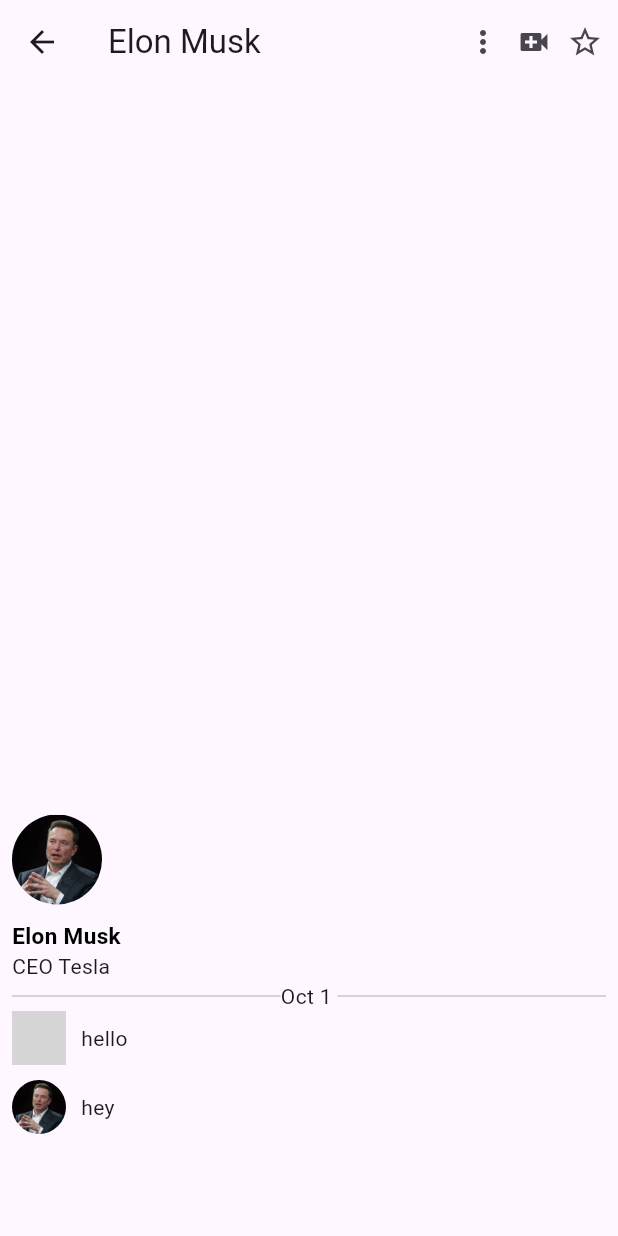
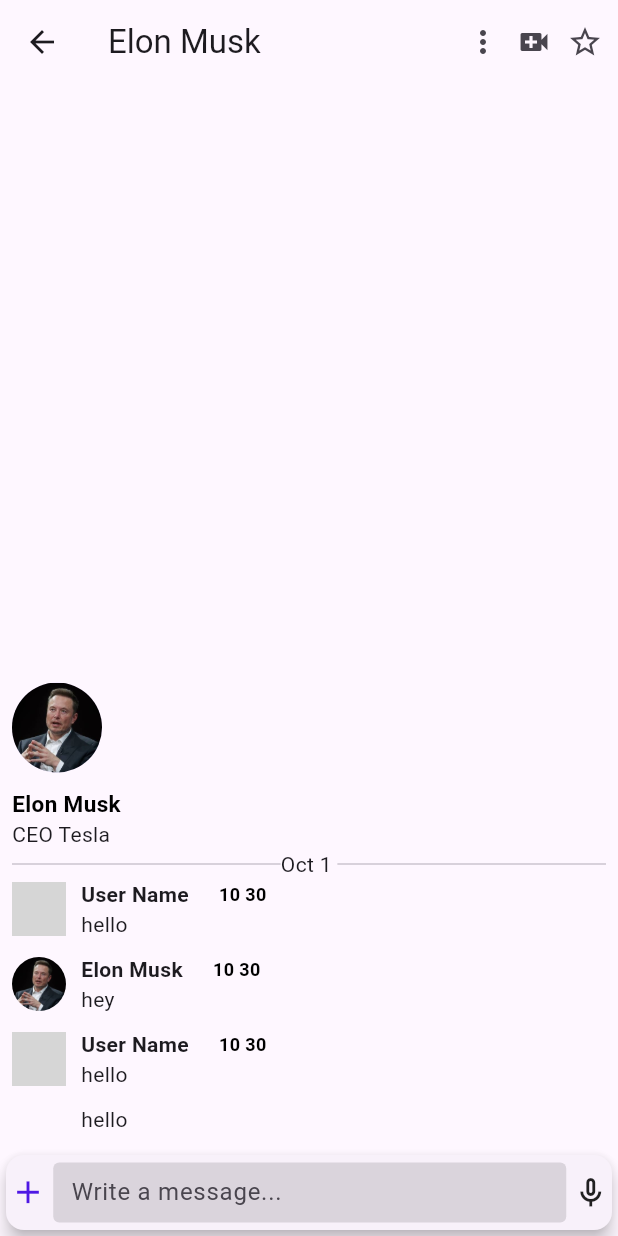
Before and after one commit to sharonRodrigues2255/linkedIn_clone, a Flutter app: the Messagees screen opened directly, after a tap on "Elon Musk", on a phone screen of 412 x 824 dp. Run offline on Flutter 3.47's test engine with Material 2 defaults, Android fonts, the light colour scheme and no system bars; our stand-ins replace font_awesome_flutter; network calls fail; grey boxes are pictures that could not be loaded.

Commit message:
message ui finished

```diff
--- a/lib/db/message_db/message_db.dart
+++ b/lib/db/message_db/message_db.dart
@@ -13,7 +13,17 @@
         "type": "r",
         "message": "hey",
         "time": DateTime.now().subtract(Duration(days: 1))
-      }
+      },
+      {
+        "type": "s",
+        "message": "hello",
+        "time": DateTime.now().subtract(Duration(days: 1))
+      },
+      {
+        "type": "s",
+        "message": "hello",
+        "time": DateTime.now().subtract(Duration(days: 1))
+      },
     ]
   },
   {
--- a/lib/view/messages_page/message_screen.dart
+++ b/lib/view/messages_page/message_screen.dart
@@ -1,5 +1,6 @@
 import 'package:flutter/material.dart';
 import 'package:linkedin_clone/db/message_db/message_db.dart';
+import 'package:linkedin_clone/utils/contants/colors.dart';
 import 'package:linkedin_clone/utils/contants/contant_sizes.dart';
 import 'package:linkedin_clone/utils/contants/myfont.dart';
 import 'package:linkedin_clone/utils/contants/profile_data.dart';
@@ -22,7 +23,9 @@
           width10
         ],
       ),
-      body: ListView(
+      body: Stack(
+        children: [
+          ListView(
             reverse: true,
             children: [
               Padding(
@@ -32,7 +35,8 @@
                   crossAxisAlignment: CrossAxisAlignment.start,
                   children: [
                     CircleAvatar(
-                  backgroundImage: AssetImage(messagesData[index]["picture"]),
+                      backgroundImage:
+                          AssetImage(messagesData[index]["picture"]),
                       radius: 30,
                     ),
                     height10,
@@ -48,8 +52,11 @@
                         physics: NeverScrollableScrollPhysics(),
                         itemCount: messagesData[index]["messages"].length,
                         itemBuilder: (context, i) {
+                          final name = messagesData[index]["name"];
                           final List<Map<String, dynamic>> data =
                               messagesData[index]["messages"];
+                          final String type = data[i]["type"];
+
                           final msg = data[i]["message"];
                           final time = data[i]["time"];
                           final month = time.month;
@@ -91,7 +98,8 @@
                               i > 0 &&
                                       data[i]["time"].month ==
                                           data[i - 1]["time"].month &&
-                                  data[i]["time"].day == data[i - 1]["time"].day
+                                      data[i]["time"].day ==
+                                          data[i - 1]["time"].day
                                   ? SizedBox()
                                   : Row(
                                       children: [
@@ -103,28 +111,68 @@
                               Row(
                                 children: [
                                   if (data[i]["type"] == "r")
-                                Container(
+                                    i > 0 &&
+                                            data[i]["type"] ==
+                                                data[i - 1]["type"]
+                                        ? SizedBox(
+                                            width: 36,
+                                          )
+                                        : Container(
                                             height: 36,
                                             width: 36,
                                             decoration: BoxDecoration(
                                                 image: DecorationImage(
                                                     image: AssetImage(
-                                              messagesData[index]["picture"])),
-                                      borderRadius: BorderRadius.circular(20)),
+                                                        messagesData[index]
+                                                            ["picture"])),
+                                                borderRadius:
+                                                    BorderRadius.circular(20)),
                                           )
                                   else
-                                Container(
+                                    i > 0 &&
+                                            data[i]["type"] ==
+                                                data[i - 1]["type"]
+                                        ? SizedBox(
+                                            width: 36,
+                                          )
+                                        : Container(
                                             height: 36,
                                             width: 36,
                                             decoration: BoxDecoration(
                                                 image: DecorationImage(
-                                          image: NetworkImage(
-                                              Profile.profilePicture)),
-                                      borderRadius: BorderRadius.circular(20)),
+                                                    image: NetworkImage(Profile
+                                                        .profilePicture)),
+                                                borderRadius:
+                                                    BorderRadius.circular(20)),
                                           ),
                                   width10,
                                   Column(
+                                    crossAxisAlignment:
+                                        CrossAxisAlignment.start,
                                     children: [
+                                      i > 0 &&
+                                              data[i]["type"] ==
+                                                  data[i - 1]["type"]
+                                          ? SizedBox()
+                                          : Row(
+                                              children: [
+                                                Text(
+                                                  type == "s"
+                                                      ? Profile.userName
+                                                      : name,
+                                                  style: TextStyle(
+                                                      fontWeight:
+                                                          FontWeight.bold),
+                                                ),
+                                                width20,
+                                                Text(
+                                                  "${time.hour} ${time.minute} ",
+                                                  style: myfontNormal(
+                                                      size: 12.0,
+                                                      weight: FontWeight.bold),
+                                                )
+                                              ],
+                                            ),
                                       Text(msg),
                                     ],
                                   ),
@@ -142,6 +190,43 @@
               ),
             ],
           ),
+          Align(
+            alignment: Alignment.bottomCenter,
+            child: Card(
+              elevation: 5,
+              child: Container(
+                height: 50,
+                child: Center(
+                  child: Row(
+                    mainAxisAlignment: MainAxisAlignment.spaceAround,
+                    children: [
+                      Icon(
+                        Icons.add,
+                        color: kblue,
+                        size: 25,
+                      ),
+                      Container(
+                        height: 40,
+                        width: MediaQuery.sizeOf(context).width - 70,
+                        child: TextFormField(
+                          decoration: InputDecoration(
+                              contentPadding: EdgeInsets.all(8),
+                              filled: true,
+                              fillColor: Colors.black12,
+                              hintText: "Write a message...",
+                              border: OutlineInputBorder(
+                                  borderSide: BorderSide.none)),
+                        ),
+                      ),
+                      Icon(Icons.mic_none_sharp)
+                    ],
+                  ),
+                ),
+              ),
+            ),
+          )
+        ],
+      ),
     );
   }
 }
```
Lines whose indentation alone changed are shown as unchanged.
